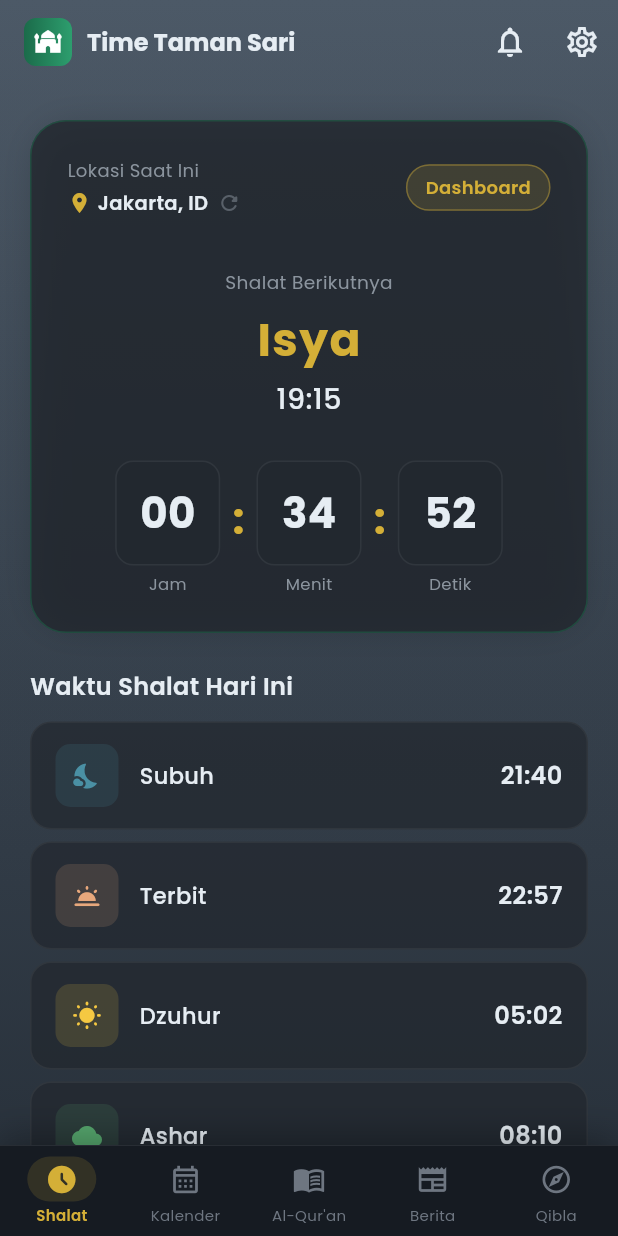
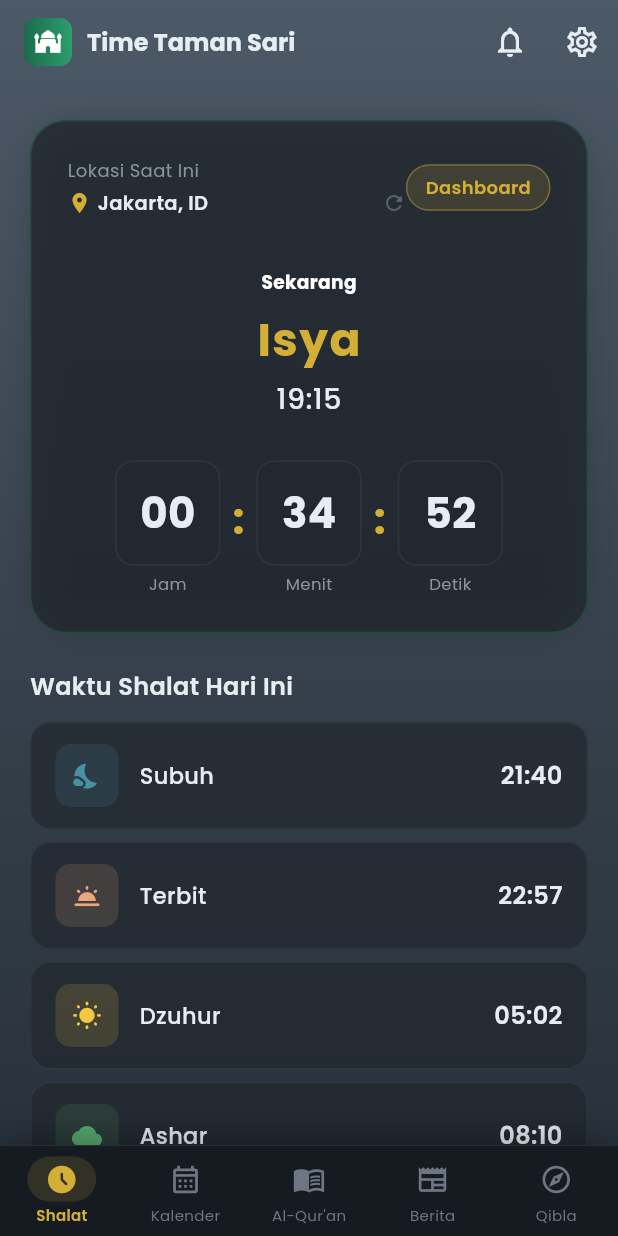
Before and after one commit to Mustofa12312/alquran_waktu_kelender, a Flutter app: the screen it shows after launch, on a phone screen of 412 x 824 dp. Run offline on Flutter 3.47's test engine with Material 3 defaults, Android fonts, the phone set to English and light mode, and no system bars; our stand-ins replace adhan, cached_network_image, equatable, flutter_compass, flutter_local_notifications, flutter_riverpod and 12 more; missing offline and left inert: home_widget; accounts and stored records are empty.

Commit message:
Masih belum bisa di jadikan apllikasi

```diff
--- a/lib/core/services/storage_service.dart
+++ b/lib/core/services/storage_service.dart
@@ -17,7 +17,8 @@ class StorageService {
     return box.containsKey(key);
   }
 
-  Future<void> toggleBookmark(String surahId, int verseNumber, Map<String, dynamic> data) async {
+  Future<void> toggleBookmark(
+      String surahId, int verseNumber, Map<String, dynamic> data) async {
     final box = Hive.box(bookmarksBox);
     final key = '${surahId}_$verseNumber';
 
--- a/lib/features/prayer_times/presentation/providers/location_provider.dart
+++ b/lib/features/prayer_times/presentation/providers/location_provider.dart
@@ -39,12 +39,12 @@ class LocationNotifier extends AsyncNotifier<String> {
       try {
         Position position = await Geolocator.getCurrentPosition(
           locationSettings: const LocationSettings(accuracy: LocationAccuracy.medium),
-        ).timeout(const Duration(seconds: 5));
+        ).timeout(const Duration(seconds: 3));
 
         List<Placemark> placemarks = await placemarkFromCoordinates(
           position.latitude,
           position.longitude,
-        ).timeout(const Duration(seconds: 5));
+        ).timeout(const Duration(seconds: 3));
 
         if (placemarks.isNotEmpty) {
           Placemark place = placemarks.first;
--- a/lib/features/prayer_times/presentation/providers/prayer_times_provider.dart
+++ b/lib/features/prayer_times/presentation/providers/prayer_times_provider.dart
@@ -30,7 +30,7 @@ final coordinatesProvider = FutureProvider<Coordinates?>((ref) async {
   try {
     Position position = await Geolocator.getCurrentPosition(
       locationSettings: const LocationSettings(accuracy: LocationAccuracy.low), // Akurasi rendah supaya cepat untuk jam salat sudah cukup
-    ).timeout(const Duration(seconds: 5));
+    ).timeout(const Duration(seconds: 3));
     return Coordinates(position.latitude, position.longitude);
   } catch (e) {
     return Coordinates(-6.2088, 106.8456);
--- a/lib/features/prayer_times/presentation/screens/prayer_times_screen.dart
+++ b/lib/features/prayer_times/presentation/screens/prayer_times_screen.dart
@@ -4,7 +4,6 @@ import 'package:flutter_riverpod/flutter_riverpod.dart';
 import 'package:intl/intl.dart';
 import 'package:hijri/hijri_calendar.dart';
 import 'dart:async';
-import 'dart:ui';
 import '../../../../core/theme/app_theme.dart';
 import '../providers/location_provider.dart';
 import '../providers/prayer_times_provider.dart';
@@ -23,7 +22,6 @@ class _PrayerTimesScreenState extends ConsumerState<PrayerTimesScreen>
     with SingleTickerProviderStateMixin {
   late AnimationController _pulseController;
   late Animation<double> _pulseAnimation;
-  late Timer _countdownTimer;
 
   @override
   void initState() {
@@ -35,17 +33,11 @@ class _PrayerTimesScreenState extends ConsumerState<PrayerTimesScreen>
     _pulseAnimation = Tween<double>(begin: 0.95, end: 1.05).animate(
       CurvedAnimation(parent: _pulseController, curve: Curves.easeInOut),
     );
-
-    // Update countdown setiap detik
-    _countdownTimer = Timer.periodic(const Duration(seconds: 1), (timer) {
-      if (mounted) setState(() {});
-    });
   }
 
   @override
   void dispose() {
     _pulseController.dispose();
-    _countdownTimer.cancel();
     super.dispose();
   }
 
@@ -56,7 +48,10 @@ class _PrayerTimesScreenState extends ConsumerState<PrayerTimesScreen>
     // Listen to prayer changes to show overlay
     ref.listen(currentPrayerProvider, (previous, next) {
       // Hanya munculkan popup jika benar-benar berubah dari shalat sebelumnya (bukan pas startup)
-      if (next != Prayer.none && previous != null && previous != Prayer.none && next != previous) {
+      if (next != Prayer.none &&
+          previous != null &&
+          previous != Prayer.none &&
+          next != previous) {
         showDialog(
           context: context,
           barrierDismissible: false,
@@ -167,7 +162,8 @@ class _PrayerTimesScreenState extends ConsumerState<PrayerTimesScreen>
           Row(
             mainAxisAlignment: MainAxisAlignment.spaceBetween,
             children: [
-              Column(
+              Expanded(
+                child: Column(
                   crossAxisAlignment: CrossAxisAlignment.start,
                   children: [
                     Text(
@@ -190,7 +186,8 @@ class _PrayerTimesScreenState extends ConsumerState<PrayerTimesScreen>
                               const Icon(Icons.location_on,
                                   color: AppColors.gold, size: 16),
                               const SizedBox(width: 4),
-                            locationAsync.when(
+                              Expanded(
+                                child: locationAsync.when(
                                   data: (loc) => Text(
                                     loc,
                                     style: const TextStyle(
@@ -198,13 +195,18 @@ class _PrayerTimesScreenState extends ConsumerState<PrayerTimesScreen>
                                       fontSize: 13,
                                       fontWeight: FontWeight.w600,
                                     ),
+                                    overflow: TextOverflow.ellipsis,
+                                    maxLines: 1,
                                   ),
-                              loading: () => const SizedBox(
+                                  loading: () => const Align(
+                                    alignment: Alignment.centerLeft,
+                                    child: SizedBox(
                                       height: 14,
                                       width: 14,
                                       child: CircularProgressIndicator(
                                         strokeWidth: 2,
                                         color: AppColors.gold,
+                                      ),
                                     ),
                                   ),
                                   error: (_, __) => const Text(
@@ -214,13 +216,16 @@ class _PrayerTimesScreenState extends ConsumerState<PrayerTimesScreen>
                                       fontSize: 13,
                                       fontWeight: FontWeight.w600,
                                     ),
+                                    overflow: TextOverflow.ellipsis,
+                                    maxLines: 1,
+                                  ),
                                 ),
                               ),
                               const SizedBox(width: 6),
                               if (!locationAsync.isLoading)
                                 Icon(Icons.refresh_rounded,
-                                  color:
-                                      AppColors.textSecondary.withValues(alpha: 0.5),
+                                    color: AppColors.textSecondary
+                                        .withValues(alpha: 0.5),
                                     size: 16),
                             ],
                           ),
@@ -228,6 +233,7 @@ class _PrayerTimesScreenState extends ConsumerState<PrayerTimesScreen>
                       },
                     ),
                   ],
+                ),
               ),
               Container(
                 padding: const EdgeInsets.symmetric(
@@ -258,11 +264,11 @@ class _PrayerTimesScreenState extends ConsumerState<PrayerTimesScreen>
             child: Column(
               children: [
                 Text(
-                  'Shalat Berikutnya',
+                  'Sekarang',
                   style: TextStyle(
-                    color: AppColors.textSecondary,
+                      color: Colors.white,
                       fontSize: 13,
-                  ),
+                      fontWeight: FontWeight.bold),
                 ),
                 const SizedBox(height: 8),
                 Text(
@@ -287,92 +293,8 @@ class _PrayerTimesScreenState extends ConsumerState<PrayerTimesScreen>
             ),
           ),
           const SizedBox(height: 24),
-          _buildNextPrayerCountdownCountdown(),
+          const CountdownWidget(),
         ],
-      ),
-    );
-  }
-
-  Widget _buildNextPrayerCountdownCountdown() {
-    final prayerTimesAsync = ref.watch(prayerTimesProvider);
-
-    return prayerTimesAsync.when(
-      data: (pt) {
-        if (pt == null) return const SizedBox.shrink();
-
-        final next = pt.nextPrayer();
-        final nextTime = pt.timeForPrayer(next);
-
-        if (nextTime == null) return const SizedBox.shrink();
-
-        final now = DateTime.now();
-        final difference = nextTime.difference(now);
-
-        if (difference.isNegative) return const SizedBox.shrink();
-
-        final hours = difference.inHours.toString().padLeft(2, '0');
-        final minutes = (difference.inMinutes % 60).toString().padLeft(2, '0');
-        final seconds = (difference.inSeconds % 60).toString().padLeft(2, '0');
-
-        return Row(
-          mainAxisAlignment: MainAxisAlignment.center,
-          children: [
-            _buildCountdownUnit(hours, 'Jam'),
-            _buildCountdownSeparator(),
-            _buildCountdownUnit(minutes, 'Menit'),
-            _buildCountdownSeparator(),
-            _buildCountdownUnit(seconds, 'Detik'),
-          ],
-        );
-      },
-      loading: () => const Center(child: CircularProgressIndicator(color: AppColors.gold)),
-      error: (_, __) => const SizedBox.shrink(),
-    );
-  }
-
-  Widget _buildCountdownUnit(String value, String label) {
-    return Column(
-      children: [
-        Container(
-          width: 70,
-          height: 70,
-          decoration: BoxDecoration(
-            color: AppColors.darkCard.withValues(alpha: 0.5),
-            borderRadius: BorderRadius.circular(12),
-            border: Border.all(color: AppColors.darkBorder),
-          ),
-          alignment: Alignment.center,
-          child: Text(
-            value,
-            style: const TextStyle(
-              color: AppColors.textPrimary,
-              fontSize: 28,
-              fontWeight: FontWeight.bold,
-            ),
-          ),
-        ),
-        const SizedBox(height: 4),
-        Text(
-          label,
-          style: const TextStyle(
-            color: AppColors.textSecondary,
-            fontSize: 11,
-          ),
-        ),
-      ],
-    );
-  }
-
-  Widget _buildCountdownSeparator() {
-    return const Padding(
-      padding: EdgeInsets.only(bottom: 12, left: 8, right: 8),
-      child: Text(
-        ':',
-        style: TextStyle(
-          color: AppColors.gold,
-          fontSize: 28,
-          fontWeight: FontWeight.bold,
-        ),
       ),
     );
   }
@@ -385,12 +307,18 @@ class _PrayerTimesScreenState extends ConsumerState<PrayerTimesScreen>
         if (pt == null) return const SizedBox.shrink();
 
         final prayerData = [
-          _PrayerData('Subuh', DateFormat('HH:mm').format(pt.fajr), AppColors.fajr, Icons.nights_stay_rounded, Prayer.fajr),
-          _PrayerData('Terbit', DateFormat('HH:mm').format(pt.sunrise), AppColors.sunrise, Icons.wb_twilight_rounded, Prayer.sunrise),
-          _PrayerData('Dzuhur', DateFormat('HH:mm').format(pt.dhuhr), AppColors.dhuhr, Icons.wb_sunny_rounded, Prayer.dhuhr),
-          _PrayerData('Ashar', DateFormat('HH:mm').format(pt.asr), AppColors.asr, Icons.cloud_rounded, Prayer.asr),
-          _PrayerData('Maghrib', DateFormat('HH:mm').format(pt.maghrib), AppColors.maghrib, Icons.wb_twilight_outlined, Prayer.maghrib),
-          _PrayerData('Isya', DateFormat('HH:mm').format(pt.isha), AppColors.isha, Icons.dark_mode_rounded, Prayer.isha),
+          _PrayerData('Subuh', DateFormat('HH:mm').format(pt.fajr),
+              AppColors.fajr, Icons.nights_stay_rounded, Prayer.fajr),
+          _PrayerData('Terbit', DateFormat('HH:mm').format(pt.sunrise),
+              AppColors.sunrise, Icons.wb_twilight_rounded, Prayer.sunrise),
+          _PrayerData('Dzuhur', DateFormat('HH:mm').format(pt.dhuhr),
+              AppColors.dhuhr, Icons.wb_sunny_rounded, Prayer.dhuhr),
+          _PrayerData('Ashar', DateFormat('HH:mm').format(pt.asr),
+              AppColors.asr, Icons.cloud_rounded, Prayer.asr),
+          _PrayerData('Maghrib', DateFormat('HH:mm').format(pt.maghrib),
+              AppColors.maghrib, Icons.wb_twilight_outlined, Prayer.maghrib),
+          _PrayerData('Isya', DateFormat('HH:mm').format(pt.isha),
+              AppColors.isha, Icons.dark_mode_rounded, Prayer.isha),
         ];
 
         return Column(
@@ -405,7 +333,8 @@ class _PrayerTimesScreenState extends ConsumerState<PrayerTimesScreen>
               ),
             ),
             const SizedBox(height: 12),
-            ...prayerData.map((p) => _buildPrayerItem(p, p.type == pt.nextPrayer())),
+            ...prayerData
+                .map((p) => _buildPrayerItem(p, p.type == pt.nextPrayer())),
           ],
         );
       },
@@ -559,3 +488,114 @@ class _PrayerData {
   final IconData icon;
   final Prayer type;
 }
+
+Widget _buildCountdownUnit(String value, String label) {
+  return Column(
+    children: [
+      Container(
+        width: 70,
+        height: 70,
+        decoration: BoxDecoration(
+          color: AppColors.darkCard.withValues(alpha: 0.5),
+          borderRadius: BorderRadius.circular(12),
+          border: Border.all(color: AppColors.darkBorder),
+        ),
+        alignment: Alignment.center,
+        child: Text(
+          value,
+          style: const TextStyle(
+            color: AppColors.textPrimary,
+            fontSize: 28,
+            fontWeight: FontWeight.bold,
+          ),
+        ),
+      ),
+      const SizedBox(height: 4),
+      Text(
+        label,
+        style: const TextStyle(
+          color: AppColors.textSecondary,
+          fontSize: 11,
+        ),
+      ),
+    ],
+  );
+}
+
+Widget _buildCountdownSeparator() {
+  return const Padding(
+    padding: EdgeInsets.only(bottom: 12, left: 8, right: 8),
+    child: Text(
+      ':',
+      style: TextStyle(
+        color: AppColors.gold,
+        fontSize: 28,
+        fontWeight: FontWeight.bold,
+      ),
+    ),
+  );
+}
+
+class CountdownWidget extends ConsumerStatefulWidget {
+  const CountdownWidget({super.key});
+
+  @override
+  ConsumerState<CountdownWidget> createState() => _CountdownWidgetState();
+}
+
+class _CountdownWidgetState extends ConsumerState<CountdownWidget> {
+  late Timer _timer;
+
+  @override
+  void initState() {
+    super.initState();
+    _timer = Timer.periodic(const Duration(seconds: 1), (timer) {
+      if (mounted) setState(() {});
+    });
+  }
+
+  @override
+  void dispose() {
+    _timer.cancel();
+    super.dispose();
+  }
+
+  @override
+  Widget build(BuildContext context) {
+    final prayerTimesAsync = ref.watch(prayerTimesProvider);
+
+    return prayerTimesAsync.when(
+      data: (pt) {
+        if (pt == null) return const SizedBox.shrink();
+
+        final next = pt.nextPrayer();
+        final nextTime = pt.timeForPrayer(next);
+
+        if (nextTime == null) return const SizedBox.shrink();
+
+        final now = DateTime.now();
+        final difference = nextTime.difference(now);
+
+        if (difference.isNegative) return const SizedBox.shrink();
+
+        final hours = difference.inHours.toString().padLeft(2, '0');
+        final minutes = (difference.inMinutes % 60).toString().padLeft(2, '0');
+        final seconds = (difference.inSeconds % 60).toString().padLeft(2, '0');
+
+        return Row(
+          mainAxisAlignment: MainAxisAlignment.center,
+          children: [
+            _buildCountdownUnit(hours, 'Jam'),
+            _buildCountdownSeparator(),
+            _buildCountdownUnit(minutes, 'Menit'),
+            _buildCountdownSeparator(),
+            _buildCountdownUnit(seconds, 'Detik'),
+          ],
+        );
+      },
+      loading: () =>
+          const Center(child: CircularProgressIndicator(color: AppColors.gold)),
+      error: (_, __) => const SizedBox.shrink(),
+    );
+  }
+}
--- a/pubspec.yaml
+++ b/pubspec.yaml
@@ -11,6 +11,7 @@ dependencies:
     sdk: flutter
   flutter_localizations:
     sdk: flutter
+  cupertino_icons: ^1.0.8
 
   # State Management
   flutter_riverpod: ^2.5.1
```
Also changed, not shown: final_analysis.txt (added, +45 -0 lines), lib/core/services/notification_service.dart (+7 -1 lines), pubspec.lock. Lines whose indentation alone changed are shown as unchanged.
